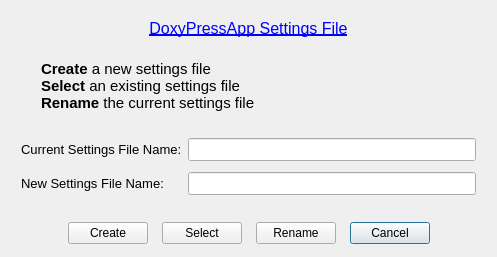
The window that forms/dialog_config.ui (copperspice/doxypressapp) describes before a commit, drawn with Qt 5.
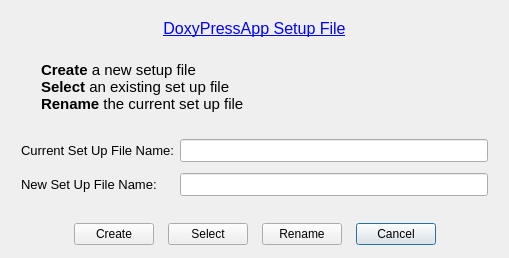
The same window after the commit.

Commit message: Add edit cfg, update help, adjust lookup settings

What changed in the file:
```diff
--- a/forms/dialog_config.ui
+++ b/forms/dialog_config.ui
@@ -9,8 +9,8 @@
    <rect>
     <x>0</x>
     <y>0</y>
-    <width>497</width>
-    <height>257</height>
+    <width>509</width>
+    <height>258</height>
    </rect>
   </property>
   <property name="windowTitle">
@@ -202,7 +202,7 @@
         </font>
        </property>
        <property name="text">
-        <string>New Settings File Name:</string>
+        <string>New Set Up File Name:</string>
        </property>
       </widget>
      </item>
@@ -210,7 +210,7 @@
       <widget class="QLineEdit" name="newName">
        <property name="minimumSize">
         <size>
-         <width>250</width>
+         <width>300</width>
          <height>20</height>
         </size>
        </property>
@@ -229,7 +229,7 @@
         </font>
        </property>
        <property name="text">
-        <string>Current Settings File Name:</string>
+        <string>Current Set Up File Name:</string>
        </property>
       </widget>
      </item>
@@ -237,7 +237,7 @@
       <widget class="QLineEdit" name="currentName">
        <property name="minimumSize">
         <size>
-         <width>250</width>
+         <width>300</width>
          <height>0</height>
         </size>
        </property>
@@ -348,7 +348,7 @@
         </font>
        </property>
        <property name="text">
-        <string>&lt;html&gt;&lt;head/&gt;&lt;body&gt;&lt;p&gt;&lt;span style=&quot; font-weight:600;&quot;&gt;Create&lt;/span&gt; a new settings file&lt;br/&gt;&lt;span style=&quot; font-weight:600;&quot;&gt;Select&lt;/span&gt; an existing settings file&lt;br/&gt;&lt;span style=&quot; font-weight:600;&quot;&gt;Rename&lt;/span&gt; the current settings file&lt;/p&gt;&lt;/body&gt;&lt;/html&gt;</string>
+        <string>&lt;html&gt;&lt;head/&gt;&lt;body&gt;&lt;p&gt;&lt;span style=&quot; font-weight:600;&quot;&gt;Create&lt;/span&gt; a new setup file&lt;br/&gt;&lt;span style=&quot; font-weight:600;&quot;&gt;Select&lt;/span&gt; an existing set up file&lt;br/&gt;&lt;span style=&quot; font-weight:600;&quot;&gt;Rename&lt;/span&gt; the current set up file&lt;/p&gt;&lt;/body&gt;&lt;/html&gt;</string>
        </property>
        <property name="alignment">
         <set>Qt::AlignLeading|Qt::AlignLeft|Qt::AlignVCenter</set>
@@ -422,7 +422,7 @@
       </font>
      </property>
      <property name="text">
-      <string>DoxyPressApp Settings File</string>
+      <string>DoxyPressApp Setup File</string>
      </property>
      <property name="alignment">
       <set>Qt::AlignCenter</set>
```
The commit also changes 12 other files.
